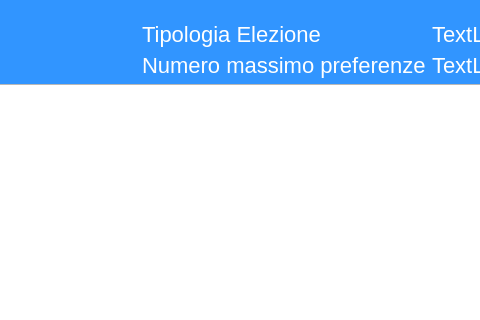
First picture: the form in mainwindowpv.ui, repository giuseppedifatta/sistemaPostazioneVoto, before the edit; both pictures show x 305 to 785 and y 0 to 320 of the 888 by 605 pixel window.
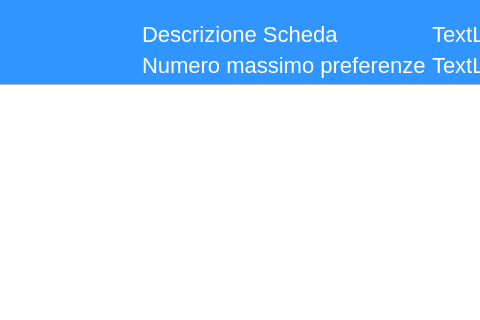
Second picture: the form after the edit.

The edit to the form file:
```diff
--- a/mainwindowpv.ui
+++ b/mainwindowpv.ui
@@ -283,7 +283,7 @@
             <item row="0" column="0">
              <widget class="QLabel" name="label_tipologiaElezione">
               <property name="text">
-               <string>Tipologia Elezione</string>
+               <string>Descrizione Scheda</string>
               </property>
              </widget>
             </item>
```
Left out of the diff: 2 changed lines with no effect on the pictures.
